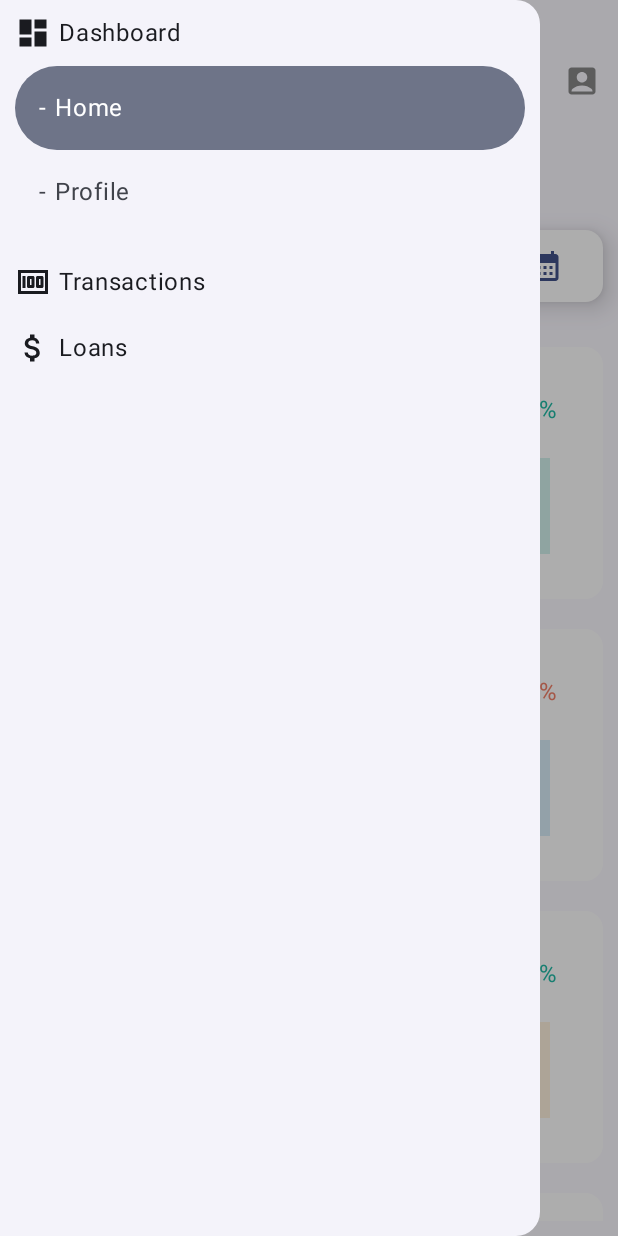
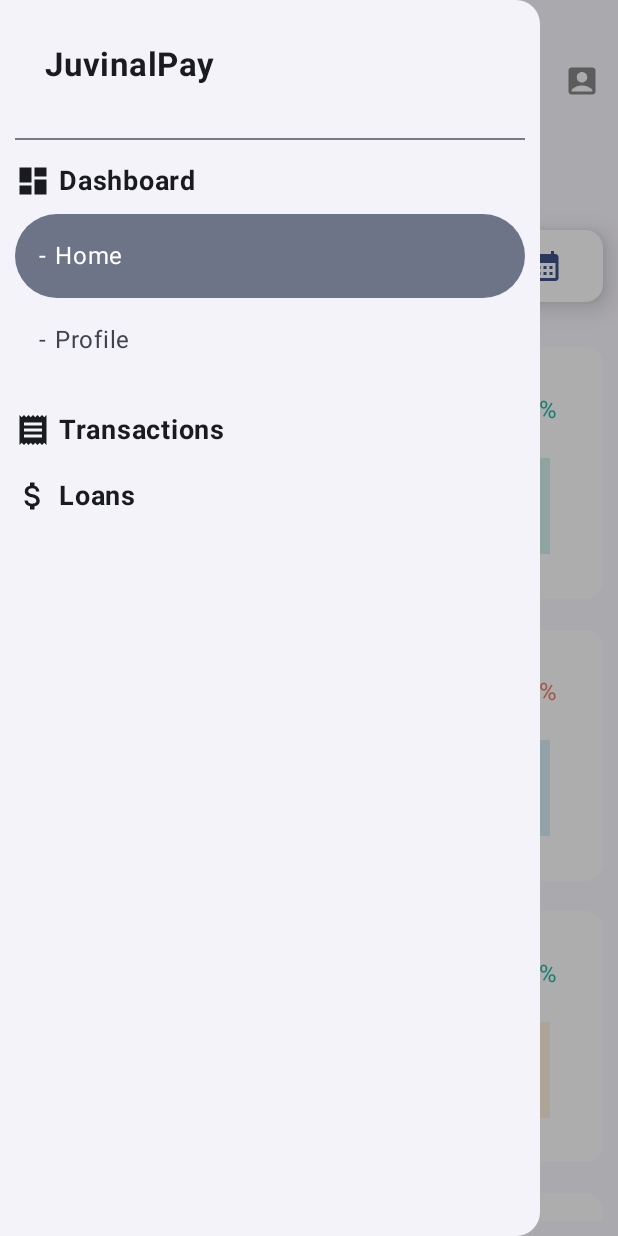
Before and after one commit to MbogoAlex/JuvinalPay, an Android app built with Jetpack Compose: the screen it shows after launch (MainActivity), after a tap on "Menu", on a phone screen of 412 x 824 dp. Run offline under Robolectric (Android 15) with nearby library versions, the phone set to English and light mode, and no system bars.

Commit message:
profile home screen

```diff
--- a/app/src/main/java/com/juvinal/pay/MainActivity.kt
+++ b/app/src/main/java/com/juvinal/pay/MainActivity.kt
@@ -6,11 +6,15 @@ import androidx.activity.compose.setContent
 import androidx.activity.enableEdgeToEdge
 import androidx.compose.foundation.layout.fillMaxSize
 import androidx.compose.foundation.layout.padding
+import androidx.compose.material3.MaterialTheme
 import androidx.compose.material3.Scaffold
+import androidx.compose.material3.Surface
 import androidx.compose.material3.Text
 import androidx.compose.runtime.Composable
 import androidx.compose.ui.Modifier
 import androidx.compose.ui.tooling.preview.Preview
+import com.juvinal.pay.ui.screens.authentication.LoginScreenComposable
+import com.juvinal.pay.ui.screens.authentication.RegistrationScreenComposable
 import com.juvinal.pay.ui.screens.inApp.NavScreenComposable
 import com.juvinal.pay.ui.theme.JuvinalPayTheme
 
@@ -20,10 +24,12 @@ class MainActivity : ComponentActivity() {
         enableEdgeToEdge()
         setContent {
             JuvinalPayTheme {
-                Scaffold(modifier = Modifier.fillMaxSize()) { innerPadding ->
-                    NavScreenComposable(
-                        modifier = Modifier.padding(innerPadding)
-                    )
+                Surface(
+                    modifier = Modifier
+                        .fillMaxSize(),
+                    color = MaterialTheme.colorScheme.background
+                ) {
+                    NavScreenComposable()
                 }
             }
         }
--- a/app/src/main/java/com/juvinal/pay/ui/screens/inApp/NavScreen.kt
+++ b/app/src/main/java/com/juvinal/pay/ui/screens/inApp/NavScreen.kt
@@ -1,12 +1,14 @@
 package com.juvinal.pay.ui.screens.inApp
 
+import android.os.Build
+import androidx.annotation.RequiresApi
 import androidx.compose.foundation.layout.Column
 import androidx.compose.foundation.layout.Row
 import androidx.compose.foundation.layout.Spacer
-import androidx.compose.foundation.layout.fillMaxSize
 import androidx.compose.foundation.layout.height
 import androidx.compose.foundation.layout.padding
 import androidx.compose.foundation.layout.width
+import androidx.compose.material3.Divider
 import androidx.compose.material3.DrawerValue
 import androidx.compose.material3.Icon
 import androidx.compose.material3.IconButton
@@ -25,12 +27,15 @@ import androidx.compose.ui.Alignment
 import androidx.compose.ui.Modifier
 import androidx.compose.ui.graphics.Color
 import androidx.compose.ui.res.painterResource
+import androidx.compose.ui.text.font.FontWeight
 import androidx.compose.ui.tooling.preview.Preview
 import androidx.compose.ui.unit.dp
+import androidx.compose.ui.unit.sp
 import com.juvinal.pay.DashboardMenuItem
 import com.juvinal.pay.HomeScreenSideBarMenuScreen
 import com.juvinal.pay.R
 import com.juvinal.pay.ui.screens.inApp.dashboard.HomeScreenComposable
+import com.juvinal.pay.ui.screens.inApp.dashboard.profile.ProfileScreenComposable
 import com.juvinal.pay.ui.theme.JuvinalPayTheme
 import kotlinx.coroutines.launch
 
@@ -62,6 +67,7 @@ fun NavScreenComposable(
     )
 }
 
+@RequiresApi(Build.VERSION_CODES.O)
 @Composable
 fun NavScreen(
     dashboardMenuItems: List<DashboardMenuItem>,
@@ -87,6 +93,19 @@ fun NavScreen(
                         .padding(10.dp)
                 ) {
                     Row(
+                        modifier = Modifier
+                            .padding(20.dp)
+                    ) {
+                        Text(
+                            text = "JuvinalPay",
+                            fontWeight = FontWeight.Bold,
+                            fontSize = 22.sp
+                        )
+                    }
+                    Spacer(modifier = Modifier.height(15.dp))
+                    Divider()
+                    Spacer(modifier = Modifier.height(15.dp))
+                    Row(
                         verticalAlignment = Alignment.CenterVertically,
                         modifier = Modifier
                     ) {
@@ -95,7 +114,11 @@ fun NavScreen(
                             contentDescription = "Dashboard"
                         )
                         Spacer(modifier = Modifier.width(5.dp))
-                        Text(text = "Dashboard")
+                        Text(
+                            text = "Dashboard",
+                            fontWeight = FontWeight.Bold,
+                            fontSize = 18.sp
+                        )
                     }
                     Spacer(modifier = Modifier.height(10.dp))
                     for(menuItem in dashboardMenuItems) {
@@ -122,11 +145,15 @@ fun NavScreen(
                         modifier = Modifier
                     ) {
                         Icon(
-                            painter = painterResource(id = R.drawable.money),
-                            contentDescription = "Transactions"
+                            painter = painterResource(id = R.drawable.receipt),
+                            contentDescription = "Transactions",
                         )
                         Spacer(modifier = Modifier.width(5.dp))
-                        Text(text = "Transactions")
+                        Text(
+                            text = "Transactions",
+                            fontWeight = FontWeight.Bold,
+                            fontSize = 18.sp
+                        )
                     }
                     Spacer(modifier = Modifier.height(20.dp))
                     Row(
@@ -138,7 +165,11 @@ fun NavScreen(
                             contentDescription = "Loans"
                         )
                         Spacer(modifier = Modifier.width(5.dp))
-                        Text(text = "Loans")
+                        Text(
+                            text = "Loans",
+                            fontWeight = FontWeight.Bold,
+                            fontSize = 18.sp
+                        )
                     }
                 }
 
@@ -147,7 +178,7 @@ fun NavScreen(
     ) {
         Column(
             modifier = Modifier
-                .fillMaxSize()
+//                .fillMaxSize()
         ) {
             Spacer(modifier = Modifier.height(30.dp))
             Row(
@@ -177,7 +208,9 @@ fun NavScreen(
                 HomeScreenSideBarMenuScreen.HOME -> {
                     HomeScreenComposable()
                 }
-                HomeScreenSideBarMenuScreen.PROFILE -> {}
+                HomeScreenSideBarMenuScreen.PROFILE -> {
+                    ProfileScreenComposable()
+                }
             }
         }
     }
--- /dev/null
+++ b/app/src/main/res/drawable/documents.xml
@@ -0,0 +1,5 @@
+<vector xmlns:android="http://schemas.android.com/apk/res/android" android:autoMirrored="true" android:height="24dp" android:tint="#000000" android:viewportHeight="24" android:viewportWidth="24" android:width="24dp">
+
+    <path android:fillColor="@android:color/white" android:pathData="M4,6L2,6v14c0,1.1 0.9,2 2,2h14v-2L4,20L4,6zM20,2L8,2c-1.1,0 -2,0.9 -2,2v12c0,1.1 0.9,2 2,2h12c1.1,0 2,-0.9 2,-2L22,4c0,-1.1 -0.9,-2 -2,-2zM19,11L9,11L9,9h10v2zM15,15L9,15v-2h6v2zM19,7L9,7L9,5h10v2z"/>
+
+</vector>
--- /dev/null
+++ b/app/src/main/res/drawable/password.xml
@@ -0,0 +1,5 @@
+<vector xmlns:android="http://schemas.android.com/apk/res/android" android:height="24dp" android:tint="#000000" android:viewportHeight="24" android:viewportWidth="24" android:width="24dp">
+
+    <path android:fillColor="@android:color/white" android:pathData="M2,17h20v2H2V17zM3.15,12.95L4,11.47l0.85,1.48l1.3,-0.75L5.3,10.72H7v-1.5H5.3l0.85,-1.47L4.85,7L4,8.47L3.15,7l-1.3,0.75L2.7,9.22H1v1.5h1.7L1.85,12.2L3.15,12.95zM9.85,12.2l1.3,0.75L12,11.47l0.85,1.48l1.3,-0.75l-0.85,-1.48H15v-1.5h-1.7l0.85,-1.47L12.85,7L12,8.47L11.15,7l-1.3,0.75l0.85,1.47H9v1.5h1.7L9.85,12.2zM23,9.22h-1.7l0.85,-1.47L20.85,7L20,8.47L19.15,7l-1.3,0.75l0.85,1.47H17v1.5h1.7l-0.85,1.48l1.3,0.75L20,11.47l0.85,1.48l1.3,-0.75l-0.85,-1.48H23V9.22z"/>
+
+</vector>
--- /dev/null
+++ b/app/src/main/res/drawable/person_filled.xml
@@ -0,0 +1,5 @@
+<vector xmlns:android="http://schemas.android.com/apk/res/android" android:height="24dp" android:tint="#000000" android:viewportHeight="24" android:viewportWidth="24" android:width="24dp">
+
+    <path android:fillColor="@android:color/white" android:pathData="M12,12c2.21,0 4,-1.79 4,-4s-1.79,-4 -4,-4 -4,1.79 -4,4 1.79,4 4,4zM12,14c-2.67,0 -8,1.34 -8,4v2h16v-2c0,-2.66 -5.33,-4 -8,-4z"/>
+
+</vector>
--- /dev/null
+++ b/app/src/main/res/drawable/receipt.xml
@@ -0,0 +1,5 @@
+<vector xmlns:android="http://schemas.android.com/apk/res/android" android:height="24dp" android:tint="#000000" android:viewportHeight="24" android:viewportWidth="24" android:width="24dp">
+
+    <path android:fillColor="@android:color/white" android:pathData="M18,17L6,17v-2h12v2zM18,13L6,13v-2h12v2zM18,9L6,9L6,7h12v2zM3,22l1.5,-1.5L6,22l1.5,-1.5L9,22l1.5,-1.5L12,22l1.5,-1.5L15,22l1.5,-1.5L18,22l1.5,-1.5L21,22L21,2l-1.5,1.5L18,2l-1.5,1.5L15,2l-1.5,1.5L12,2l-1.5,1.5L9,2 7.5,3.5 6,2 4.5,3.5 3,2v20z"/>
+
+</vector>
```
Also changed, not shown: app/src/main/java/com/juvinal/pay/ui/screens/authentication/RegistrationScreen.kt (+13 -1 lines), app/src/main/java/com/juvinal/pay/ui/screens/inApp/dashboard/ProfileScreen.kt (deleted, +0 -11 lines), app/src/main/java/com/juvinal/pay/ui/screens/inApp/dashboard/profile/ProfileScreen.kt (added, +264 -0 lines), app/src/main/res/drawable/camera.xml (added, +7 -0 lines), app/src/main/res/drawable/policy.xml (added, +7 -0 lines), app/src/main/res/drawable/juvinalpay_logo.jpeg (added).
